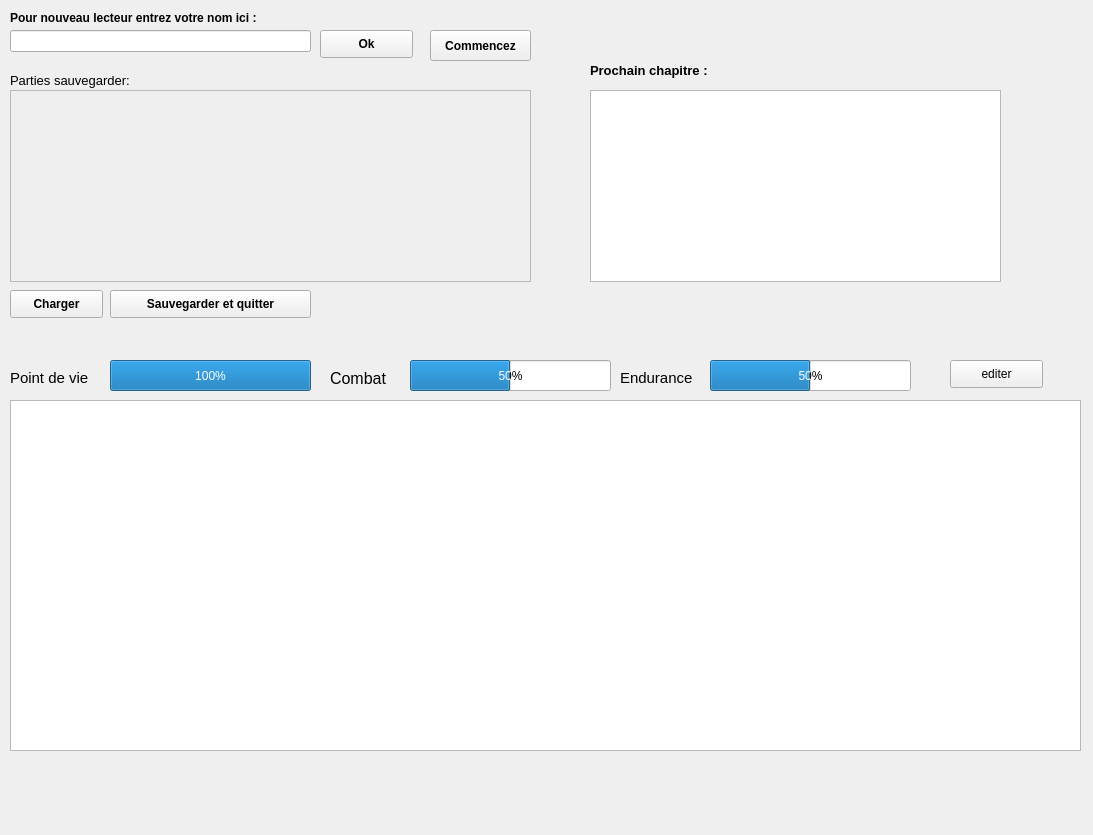
Before: the Qt Designer form GUI/GUI.ui in 2164459-Marquis-Thomas/Livre_hero_LES_POKECONS, drawn with Qt 5.
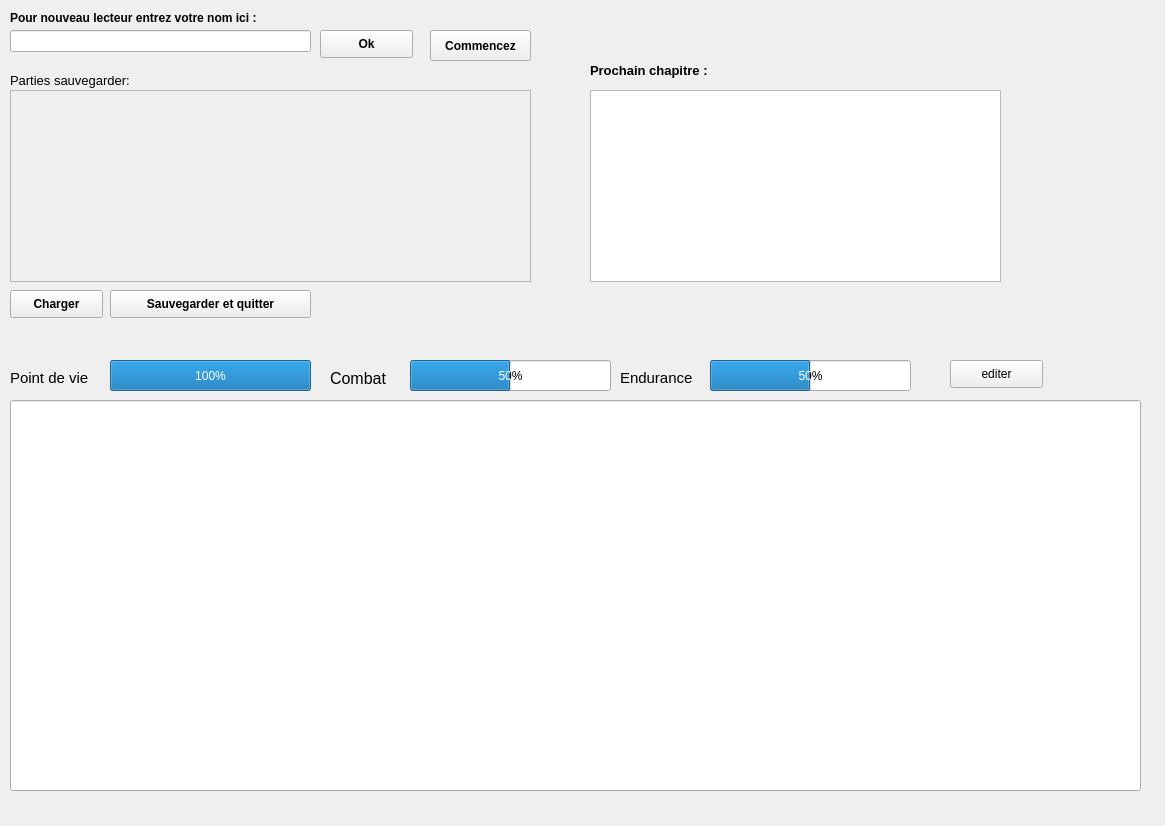
After: the same form once the commit is applied.

Commit message: modif pour le lineedittexte

Diff of the .ui file:
```diff
--- a/GUI/GUI.ui
+++ b/GUI/GUI.ui
@@ -9,8 +9,8 @@
    <rect>
     <x>0</x>
     <y>0</y>
-    <width>1093</width>
-    <height>835</height>
+    <width>1165</width>
+    <height>826</height>
    </rect>
   </property>
   <property name="windowTitle">
@@ -28,16 +28,6 @@
     </property>
     <layout class="QHBoxLayout" name="horizontalLayout_2"/>
    </widget>
-   <widget class="QPlainTextEdit" name="plainTextEdit">
-    <property name="geometry">
-     <rect>
-      <x>10</x>
-      <y>400</y>
-      <width>1071</width>
-      <height>351</height>
-     </rect>
-    </property>
-   </widget>
    <widget class="QPushButton" name="pushButton_2">
     <property name="geometry">
      <rect>
@@ -317,6 +307,16 @@
      </rect>
     </property>
    </widget>
+   <widget class="QLineEdit" name="lineEditTexte">
+    <property name="geometry">
+     <rect>
+      <x>10</x>
+      <y>400</y>
+      <width>1131</width>
+      <height>391</height>
+     </rect>
+    </property>
+   </widget>
   </widget>
   <widget class="QMenuBar" name="menubar">
    <property name="geometry">
```
Left out of the diff: 22 changed lines with no effect on the pictures. The commit also changes 1 other file.
